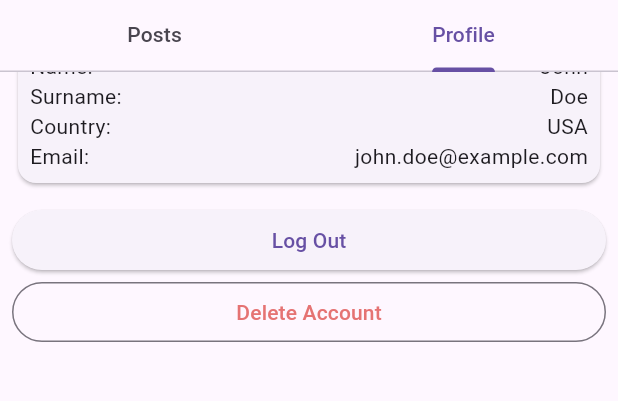
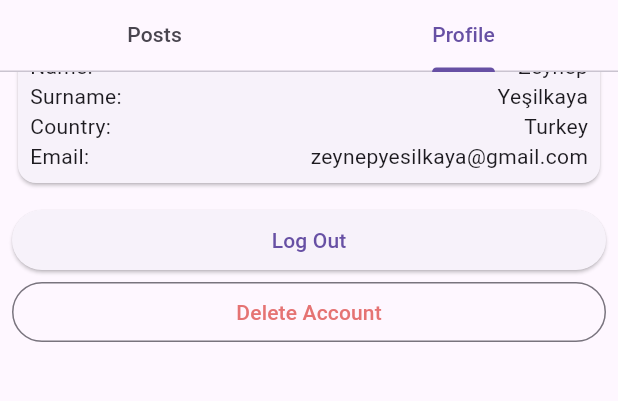
Before and after one commit to ACMHacettepeDevelopers/Pari-gsc, a Flutter app: the UserProfileView screen opened directly, tab 2 chosen, scrolled down 192 dp, on a phone screen of 412 x 824 dp, the part 84-485 px from its top. Run offline on Flutter 3.47's test engine with Material 3 defaults, Android fonts, the phone set to English and light mode, and no system bars; our stand-ins replace carousel_slider, cloud_firestore, curved_navigation_bar, firebase_auth, firebase_core, flutter_chat_types and 5 more; accounts and stored records are empty.

Commit message:
some data changes

```diff
--- a/lib/views/userScreen.dart
+++ b/lib/views/userScreen.dart
@@ -1,7 +1,5 @@
-import "dart:convert";
 import "package:firebase_auth/firebase_auth.dart";
 import "package:flutter/material.dart";
-import 'package:http/http.dart' as http;
 import "package:pari_gsc/views/authentication_screen.dart";
 
 class UserView extends StatelessWidget {
@@ -132,10 +130,10 @@ class UserView extends StatelessWidget {
   Future<Map<String, dynamic>> getUserDetails() async {
     // Dummy data for testing
     return {
-      "firstName": "John",
-      "lastName": "Doe",
-      "country": "USA",
-      "email": "john.doe@example.com",
+      "firstName": "Zeynep",
+      "lastName": "Yeşilkaya",
+      "country": "Turkey",
+      "email": "zeynepyesilkaya@gmail.com",
     };
   }
 }
--- a/lib/views/user_profile_view.dart
+++ b/lib/views/user_profile_view.dart
@@ -62,7 +62,7 @@ class UserProfileView extends StatelessWidget {
                         const DecoratedBox(
                           decoration: BoxDecoration(
                             gradient: LinearGradient(
-                              begin: Alignment(0.0, 0.5),
+                              begin: Alignment(0.0, 1),
                               end: Alignment(0.0, 0.0),
                               colors: <Color>[
                                 Color(0x60000000),
@@ -83,8 +83,12 @@ class UserProfileView extends StatelessWidget {
                                   color:
                                       Colors.deepPurpleAccent.withOpacity(0.2),
                                 ),
-                                child: const Center(
-                                  child: Icon(Icons.person),
+                                child: Center(
+                                  child: Image.asset(
+                                    "assets/images/female_icon.png",
+                                    height: 260.h,
+                                    fit: BoxFit.fitHeight,
+                                  ),
                                 ),
                               ),
                             ),
```
Also changed, not shown: assets/images/female_icon.png (added).
